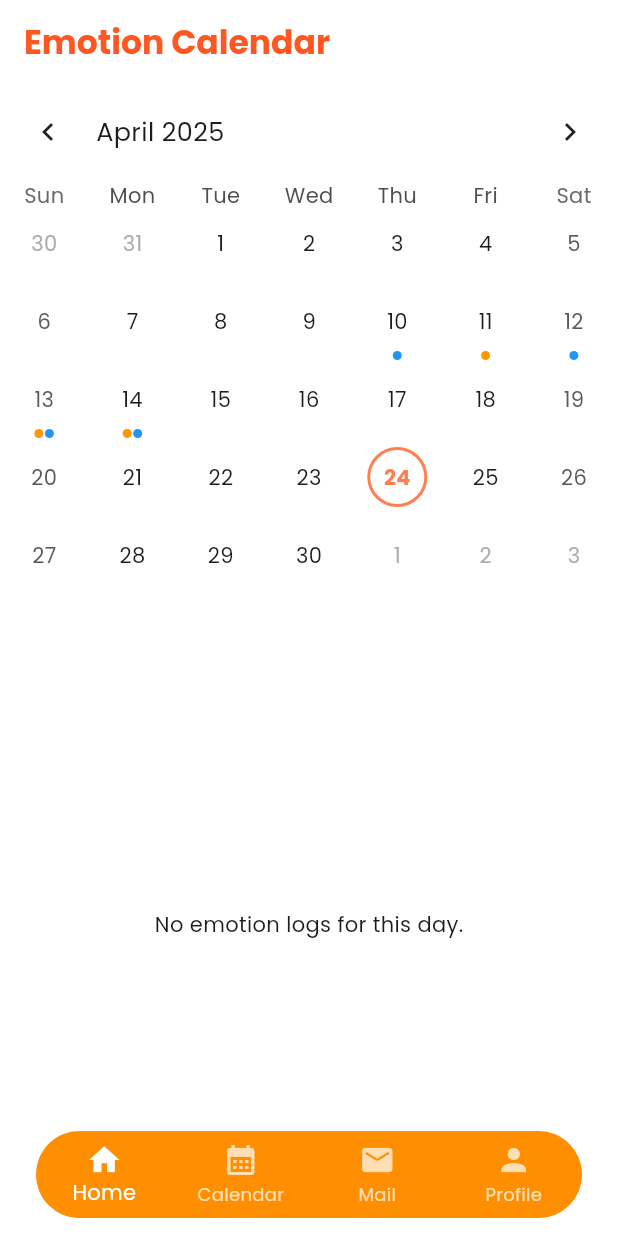
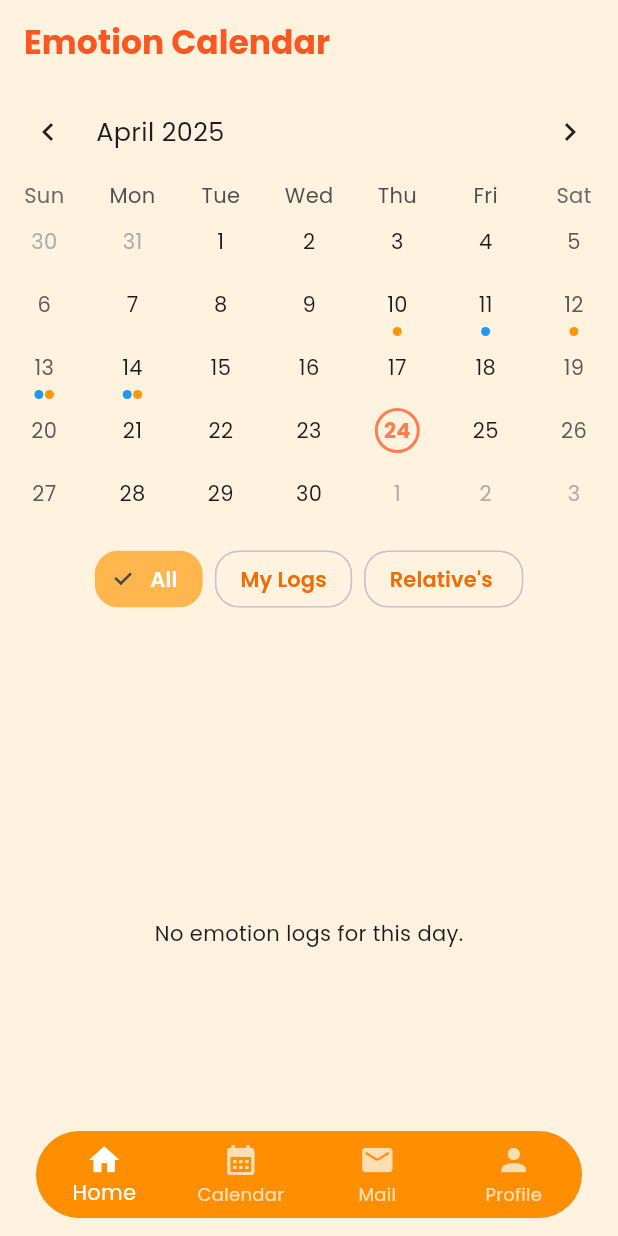
Before and after one commit to AndrewSebastianH/thesis-frontend, a Flutter app: the EmotionCalendarPage screen opened by its route, on a phone screen of 412 x 824 dp. Run offline on Flutter 3.47's test engine with Material 3 defaults, Android fonts, the phone set to English and light mode, and no system bars; drawn by our look-alikes of skeletonizer, table_calendar; our stand-ins replace dio, flutter_dotenv, flutter_otp_text_field, go_router, google_fonts, shared_preferences; accounts and stored records are empty.

Commit message:
feat: calendar page filters

```diff
--- a/thesis_frontend/lib/providers/user_provider.dart
+++ b/thesis_frontend/lib/providers/user_provider.dart
@@ -52,7 +52,7 @@ class UserProvider extends ChangeNotifier {
     }
   }
 
-  void setMockUser() {
+  void setMockChildUser() {
     _user = UserModel(
       id: 1,
       username: "Bearl Benson",
@@ -61,9 +61,7 @@ class UserProvider extends ChangeNotifier {
       relatedUserId: 2,
       expPoints: 0,
     );
-  }
 
-  void setMockRelatedUser() {
     _relatedUser = UserModel(
       id: 2,
       username: "Mama Bear",
@@ -73,4 +71,24 @@ class UserProvider extends ChangeNotifier {
       expPoints: 0,
     );
   }
+
+  void setMockParentUser() {
+    _user = UserModel(
+      id: 2,
+      username: "Mama Bear",
+      email: "b@mail.com",
+      role: "parent",
+      relatedUserId: 1,
+      expPoints: 0,
+    );
+
+    _relatedUser = UserModel(
+      id: 1,
+      username: "Bearl Benson",
+      email: "a@mail.com",
+      role: "child",
+      relatedUserId: 2,
+      expPoints: 0,
+    );
+  }
 }
--- a/thesis_frontend/lib/screens/main/calendar_page.dart
+++ b/thesis_frontend/lib/screens/main/calendar_page.dart
@@ -1,9 +1,6 @@
-// import 'dart:convert';
 import 'package:flutter/material.dart';
 import 'package:skeletonizer/skeletonizer.dart';
 import 'package:table_calendar/table_calendar.dart';
-// import 'package:http/http.dart' as http;
-// import 'package:thesis_frontend/config/apiConfig.dart';
 import 'package:thesis_frontend/providers/user_provider.dart';
 import 'package:provider/provider.dart';
 import 'package:thesis_frontend/models/emotion_log_mdl.dart';
@@ -23,13 +20,13 @@ class _EmotionCalendarPageState extends State<EmotionCalendarPage> {
   DateTime? _selectedDay;
   List<EmotionLog> _selectedEvents = [];
   bool _isLoading = true;
+  String _logFilter = 'All'; // Options: All, You, Relative
 
   @override
   void initState() {
     super.initState();
     final userProvider = Provider.of<UserProvider>(context, listen: false);
-    userProvider.setMockUser();
-    userProvider.setMockRelatedUser();
+    userProvider.setMockParentUser();
 
     loadEmotionLogs();
   }
@@ -62,7 +59,19 @@ class _EmotionCalendarPageState extends State<EmotionCalendarPage> {
 
   List<EmotionLog> _getEventsForDay(DateTime day) {
     final normalized = DateTime.utc(day.year, day.month, day.day);
-    return emotionEvents[normalized] ?? [];
+    final logs = emotionEvents[normalized] ?? [];
+
+    final currentUser = Provider.of<UserProvider>(context, listen: false).user;
+    final relatedUser =
+        Provider.of<UserProvider>(context, listen: false).relatedUser;
+
+    if (_logFilter == 'You') {
+      return logs.where((log) => log.userId == currentUser?.id).toList();
+    } else if (_logFilter == 'Relative') {
+      return logs.where((log) => log.userId == relatedUser?.id).toList();
+    } else {
+      return logs; // All
+    }
   }
 
   void _showLogDetailsDialog(
@@ -151,18 +160,21 @@ class _EmotionCalendarPageState extends State<EmotionCalendarPage> {
     final relatedUser = userProvider.relatedUser;
 
     return Scaffold(
+      backgroundColor: Colors.orange[50],
       appBar: AppBar(
         title: const Text(
           "Emotion Calendar",
           style: TextStyle(fontWeight: FontWeight.bold),
         ),
-        backgroundColor: Colors.white,
+        backgroundColor: Colors.orange[50],
       ),
       body: Skeletonizer(
         enabled: _isLoading,
         child: Column(
           children: [
             TableCalendar<EmotionLog>(
+              rowHeight: 42,
+              daysOfWeekHeight: 20,
               firstDay: DateTime.utc(2024, 1, 1),
               lastDay: DateTime.utc(2030, 12, 31),
               focusedDay: _focusedDay,
@@ -178,6 +190,7 @@ class _EmotionCalendarPageState extends State<EmotionCalendarPage> {
                   _selectedEvents = _getEventsForDay(selectedDay);
                 });
               },
+
               calendarStyle: const CalendarStyle(
                 selectedDecoration: BoxDecoration(
                   color: Color(0xFFFF7F50),
@@ -220,6 +233,61 @@ class _EmotionCalendarPageState extends State<EmotionCalendarPage> {
               ),
             ),
             const SizedBox(height: 12),
+            Wrap(
+              spacing: 8,
+              children: [
+                FilterChip(
+                  label: const Text("All"),
+                  selected: _logFilter == 'All',
+                  onSelected: (_) => setState(() => _logFilter = 'All'),
+                  selectedColor: Colors.orange[300], // background when selected
+                  backgroundColor:
+                      Colors.orange[50], // background when NOT selected
+                  labelStyle: TextStyle(
+                    color:
+                        _logFilter == 'All' ? Colors.white : Colors.orange[800],
+                    fontWeight: FontWeight.w600,
+                  ),
+                  shape: RoundedRectangleBorder(
+                    borderRadius: BorderRadius.circular(16),
+                  ),
+                ),
+                FilterChip(
+                  label: const Text("My Logs"),
+                  selected: _logFilter == 'You',
+                  onSelected: (_) => setState(() => _logFilter = 'You'),
+                  selectedColor: Colors.orange[300],
+                  backgroundColor: Colors.orange[50],
+                  labelStyle: TextStyle(
+                    color:
+                        _logFilter == 'You' ? Colors.white : Colors.orange[800],
+                    fontWeight: FontWeight.w600,
+                  ),
+                  shape: RoundedRectangleBorder(
+                    borderRadius: BorderRadius.circular(16),
+                  ),
+                ),
+                FilterChip(
+                  label: const Text("Relative's "),
+                  selected: _logFilter == 'Relative',
+                  onSelected: (_) => setState(() => _logFilter = 'Relative'),
+                  selectedColor: Colors.orange[300],
+                  backgroundColor: Colors.orange[50],
+                  labelStyle: TextStyle(
+                    color:
+                        _logFilter == 'Relative'
+                            ? Colors.white
+                            : Colors.orange[800],
+                    fontWeight: FontWeight.w600,
+                  ),
+                  shape: RoundedRectangleBorder(
+                    borderRadius: BorderRadius.circular(16),
+                  ),
+                ),
+              ],
+            ),
+            const SizedBox(height: 10),
+
             Expanded(
               child:
                   _selectedEvents.isEmpty
```
